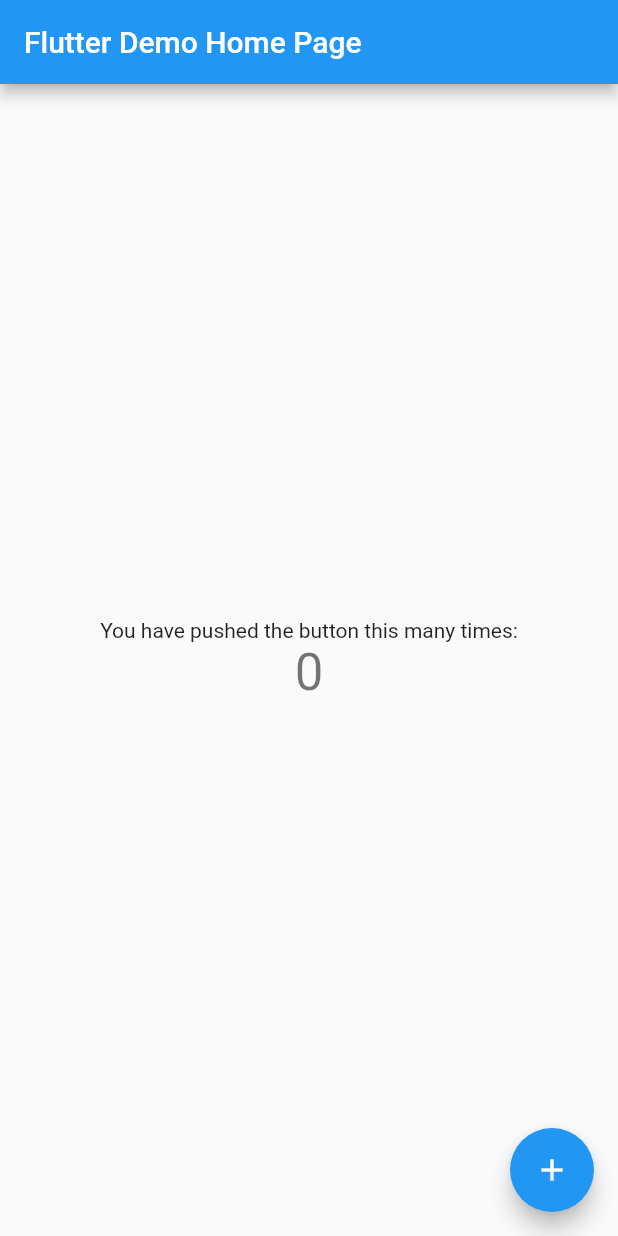
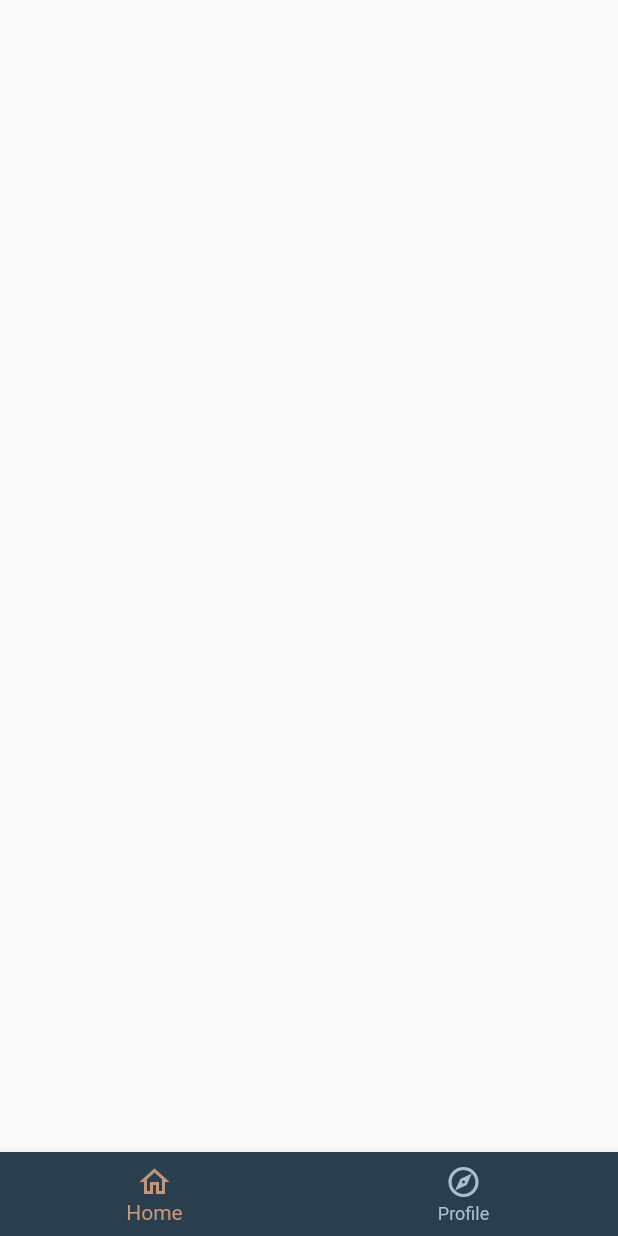
Before and after one commit to kahshiuhtang/Fund, a Flutter app: the screen it shows after launch, on a phone screen of 412 x 824 dp. Run offline on Flutter 3.47's test engine with Material 2 defaults, Android fonts, the light colour scheme and no system bars.

Commit message:
Created Bottom Navigator Bar and Colors Constants

```diff
--- a/mobile/lib/main.dart
+++ b/mobile/lib/main.dart
@@ -1,115 +1,33 @@
 import 'package:flutter/material.dart';
+import 'package:mobile/routes.dart';
+import 'screens/HomeScreen/HomeScreen.dart';
+import 'utilities/ColorCollection.dart';
 
 void main() {
+  WidgetsFlutterBinding.ensureInitialized();
   runApp(const MyApp());
 }
 
+final navigatorKey = GlobalKey<NavigatorState>();
+
 class MyApp extends StatelessWidget {
   const MyApp({super.key});
-
-  // This widget is the root of your application.
   @override
   Widget build(BuildContext context) {
     return MaterialApp(
-      title: 'Flutter Demo',
+      title: 'FUND',
       theme: ThemeData(
-        // This is the theme of your application.
-        //
-        // Try running your application with "flutter run". You'll see the
-        // application has a blue toolbar. Then, without quitting the app, try
-        // changing the primarySwatch below to Colors.green and then invoke
-        // "hot reload" (press "r" in the console where you ran "flutter run",
-        // or simply save your changes to "hot reload" in a Flutter IDE).
-        // Notice that the counter didn't reset back to zero; the application
-        // is not restarted.
-        primarySwatch: Colors.blue,
-      ),
-      home: const MyHomePage(title: 'Flutter Demo Home Page'),
+          colorScheme: ColorScheme.fromSwatch(
+              primarySwatch: const MaterialColor(
+                  ColorCollection.mainColorINT, ColorCollection.mainColor))),
+      debugShowCheckedModeBanner: false,
+      home: MainScreen(),
     );
   }
 }
 
-class MyHomePage extends StatefulWidget {
-  const MyHomePage({super.key, required this.title});
-
-  // This widget is the home page of your application. It is stateful, meaning
-  // that it has a State object (defined below) that contains fields that affect
-  // how it looks.
-
-  // This class is the configuration for the state. It holds the values (in this
-  // case the title) provided by the parent (in this case the App widget) and
-  // used by the build method of the State. Fields in a Widget subclass are
-  // always marked "final".
-
-  final String title;
-
-  @override
-  State<MyHomePage> createState() => _MyHomePageState();
-}
-
-class _MyHomePageState extends State<MyHomePage> {
-  int _counter = 0;
-
-  void _incrementCounter() {
-    setState(() {
-      // This call to setState tells the Flutter framework that something has
-      // changed in this State, which causes it to rerun the build method below
-      // so that the display can reflect the updated values. If we changed
-      // _counter without calling setState(), then the build method would not be
-      // called again, and so nothing would appear to happen.
-      _counter++;
-    });
-  }
-
-  @override
+class MainScreen extends StatelessWidget {
   Widget build(BuildContext context) {
-    // This method is rerun every time setState is called, for instance as done
-    // by the _incrementCounter method above.
-    //
-    // The Flutter framework has been optimized to make rerunning build methods
-    // fast, so that you can just rebuild anything that needs updating rather
-    // than having to individually change instances of widgets.
-    return Scaffold(
-      appBar: AppBar(
-        // Here we take the value from the MyHomePage object that was created by
-        // the App.build method, and use it to set our appbar title.
-        title: Text(widget.title),
-      ),
-      body: Center(
-        // Center is a layout widget. It takes a single child and positions it
-        // in the middle of the parent.
-        child: Column(
-          // Column is also a layout widget. It takes a list of children and
-          // arranges them vertically. By default, it sizes itself to fit its
-          // children horizontally, and tries to be as tall as its parent.
-          //
-          // Invoke "debug painting" (press "p" in the console, choose the
-          // "Toggle Debug Paint" action from the Flutter Inspector in Android
-          // Studio, or the "Toggle Debug Paint" command in Visual Studio Code)
-          // to see the wireframe for each widget.
-          //
-          // Column has various properties to control how it sizes itself and
-          // how it positions its children. Here we use mainAxisAlignment to
-          // center the children vertically; the main axis here is the vertical
-          // axis because Columns are vertical (the cross axis would be
-          // horizontal).
-          mainAxisAlignment: MainAxisAlignment.center,
-          children: <Widget>[
-            const Text(
-              'You have pushed the button this many times:',
-            ),
-            Text(
-              '$_counter',
-              style: Theme.of(context).textTheme.headline4,
-            ),
-          ],
-        ),
-      ),
-      floatingActionButton: FloatingActionButton(
-        onPressed: _incrementCounter,
-        tooltip: 'Increment',
-        child: const Icon(Icons.add),
-      ), // This trailing comma makes auto-formatting nicer for build methods.
-    );
+    return Scaffold(body: HomeScreen());
   }
 }
--- a/mobile/lib/screens/HomeScreen/HomeScreen.dart
+++ b/mobile/lib/screens/HomeScreen/HomeScreen.dart
@@ -0,0 +1,13 @@
+import 'package:flutter/material.dart';
+import 'components/body.dart';
+
+class HomeScreen extends StatelessWidget {
+  static String routeName = "/home";
+  @override
+  Widget build(BuildContext context) {
+    //final user = FirebaseAuth.instance.currentUser!;
+    return Scaffold(
+      body: Body(),
+    );
+  }
+}
--- a/mobile/lib/screens/HomeScreen/components/body.dart
+++ b/mobile/lib/screens/HomeScreen/components/body.dart
@@ -0,0 +1,20 @@
+import 'package:flutter/material.dart';
+
+import '../../../widgets/BottomAppBar.dart';
+
+class Body extends StatefulWidget {
+  _HomeScreenState createState() => _HomeScreenState();
+}
+
+class _HomeScreenState extends State<Body> {
+  Widget build(BuildContext context) {
+    return Scaffold(
+      body: Column(children: <Widget>[
+        Row(),
+        Row(),
+        Row(children: <Widget>[Column()])
+      ]),
+      bottomNavigationBar: BottomNavigationBarWidget(),
+    );
+  }
+}
--- /dev/null
+++ b/mobile/lib/utilities/ColorCollection.dart
@@ -0,0 +1,70 @@
+import 'package:flutter/material.dart';
+
+class ColorCollection {
+  static const Map<int, Color> mainColor = {
+    50: Color.fromRGBO(72, 98, 116, .1),
+    100: Color.fromRGBO(72, 98, 116, .2),
+    200: Color.fromRGBO(72, 98, 116, .3),
+    300: Color.fromRGBO(72, 98, 116, .4),
+    400: Color.fromRGBO(72, 98, 116, .5),
+    500: Color.fromRGBO(72, 98, 116, .6),
+    600: Color.fromRGBO(72, 98, 116, .7),
+    700: Color.fromRGBO(72, 98, 116, .8),
+    800: Color.fromRGBO(72, 98, 116, .9),
+    900: Color.fromRGBO(72, 98, 116, 1),
+  };
+  static const int mainColorINT = 0xff486274;
+  static const Map<int, Color> backgroundColor = {
+    50: Color.fromRGBO(42, 63, 78, .1),
+    100: Color.fromRGBO(42, 63, 78, .2),
+    200: Color.fromRGBO(42, 63, 78, .3),
+    300: Color.fromRGBO(42, 63, 78, .4),
+    400: Color.fromRGBO(42, 63, 78, .5),
+    500: Color.fromRGBO(42, 63, 78, .6),
+    600: Color.fromRGBO(42, 63, 78, .7),
+    700: Color.fromRGBO(42, 63, 78, .8),
+    800: Color.fromRGBO(42, 63, 78, .9),
+    900: Color.fromRGBO(42, 63, 78, 1),
+  };
+  static const int backgroundColorINT = 0xff2a3f4e;
+  static const Map<int, Color> highlightColor = {
+    50: Color.fromRGBO(196, 151, 121, .1),
+    100: Color.fromRGBO(196, 151, 121, .2),
+    200: Color.fromRGBO(196, 151, 121, .3),
+    300: Color.fromRGBO(196, 151, 121, .4),
+    400: Color.fromRGBO(196, 151, 121, .5),
+    500: Color.fromRGBO(196, 151, 121, .6),
+    600: Color.fromRGBO(196, 151, 121, .7),
+    700: Color.fromRGBO(196, 151, 121, .8),
+    800: Color.fromRGBO(196, 151, 121, .9),
+    900: Color.fromRGBO(196, 151, 121, 1),
+  };
+  static const int highlightColorINT = 0xffc49779;
+  static const Map<int, Color> fontColor = {
+    50: Color.fromRGBO(247, 242, 232, .1),
+    100: Color.fromRGBO(247, 242, 232, .2),
+    200: Color.fromRGBO(247, 242, 232, .3),
+    300: Color.fromRGBO(247, 242, 232, .4),
+    400: Color.fromRGBO(247, 242, 232, .5),
+    500: Color.fromRGBO(247, 242, 232, .6),
+    600: Color.fromRGBO(247, 242, 232, .7),
+    700: Color.fromRGBO(247, 242, 232, .8),
+    800: Color.fromRGBO(247, 242, 232, .9),
+    900: Color.fromRGBO(247, 242, 232, 1),
+  };
+  static const int fontColorINT = 0xfff7f2e8;
+
+  static const Map<int, Color> dullWhiteColor = {
+    50: Color.fromRGBO(169, 191, 211, .1),
+    100: Color.fromRGBO(169, 191, 211, .2),
+    200: Color.fromRGBO(169, 191, 211, .3),
+    300: Color.fromRGBO(169, 191, 211, .4),
+    400: Color.fromRGBO(169, 191, 211, .5),
+    500: Color.fromRGBO(169, 191, 211, .6),
+    600: Color.fromRGBO(169, 191, 211, .7),
+    700: Color.fromRGBO(169, 191, 211, .8),
+    800: Color.fromRGBO(169, 191, 211, .9),
+    900: Color.fromRGBO(169, 191, 211, 1),
+  };
+  static const int dullWhiteColorINT = 0xffa9bfd3;
+}
--- /dev/null
+++ b/mobile/lib/utilities/TextCollection.dart
@@ -0,0 +1,3 @@
+import 'package:flutter/material.dart';
+
+class TextCollection {}
--- /dev/null
+++ b/mobile/lib/widgets/BottomAppBar.dart
@@ -0,0 +1,41 @@
+import 'package:flutter/material.dart';
+import 'package:mobile/utilities/ColorCollection.dart';
+
+class BottomNavigationBarWidget extends StatefulWidget {
+  _BottomNavigationBarWidgetState createState() =>
+      _BottomNavigationBarWidgetState();
+}
+
+class _BottomNavigationBarWidgetState extends State<BottomNavigationBarWidget> {
+  int _selectedIndex = 0;
+  void _onItemTapped(int index) {
+    setState(() {
+      _selectedIndex = index;
+      if (index == 1) {
+      } else {}
+    });
+  }
+
+  Widget build(BuildContext context) {
+    return BottomNavigationBar(
+      unselectedItemColor: const MaterialColor(
+          ColorCollection.dullWhiteColorINT, ColorCollection.dullWhiteColor),
+      backgroundColor: const MaterialColor(
+          ColorCollection.backgroundColorINT, ColorCollection.backgroundColor),
+      items: const <BottomNavigationBarItem>[
+        BottomNavigationBarItem(
+          icon: Icon(Icons.home_outlined),
+          label: 'Home',
+        ),
+        BottomNavigationBarItem(
+          icon: Icon(Icons.explore_outlined),
+          label: 'Profile',
+        ),
+      ],
+      currentIndex: _selectedIndex,
+      selectedItemColor: const MaterialColor(
+          ColorCollection.highlightColorINT, ColorCollection.highlightColor),
+      onTap: _onItemTapped,
+    );
+  }
+}
```
